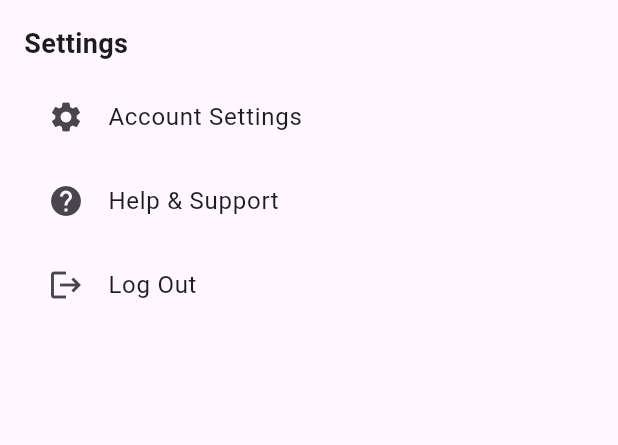
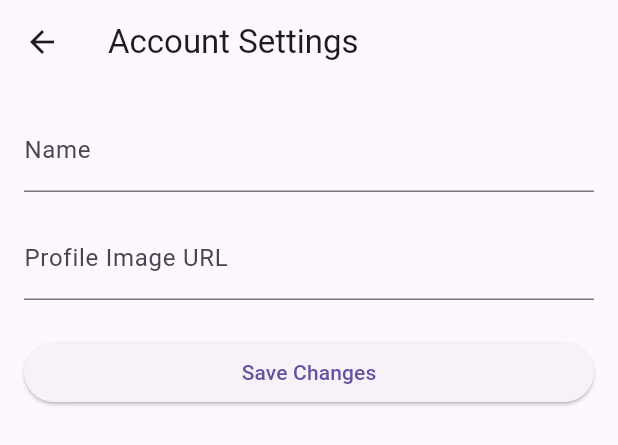
Before and after one commit to SumithShetty1/goalkeeper, a Flutter app: the SettingsSection widget shown alone on an empty page, opened directly, after a tap on "Account Settings", on a phone screen of 412 x 824 dp. Shown: the top 445 px of the screen. Run offline on Flutter 3.47's test engine with Material 3 defaults, Android fonts, the light colour scheme and no system bars; our stand-ins replace cloud_firestore, firebase_auth, firebase_core; accounts and stored records are empty; generated files the repository leaves out were written again; network calls fail.

Commit message:
feat: add Account Settings screen to update user name and profile image

```diff
--- /dev/null
+++ b/lib/screens/account_settings_screen.dart
@@ -0,0 +1,109 @@
+import 'package:flutter/material.dart';
+import 'package:firebase_auth/firebase_auth.dart';
+import 'package:cloud_firestore/cloud_firestore.dart';
+
+class AccountSettingsScreen extends StatefulWidget {
+  const AccountSettingsScreen({super.key});
+
+  @override
+  State<AccountSettingsScreen> createState() => _AccountSettingsScreenState();
+}
+
+class _AccountSettingsScreenState extends State<AccountSettingsScreen> {
+  final _formKey = GlobalKey<FormState>();
+  final _nameController = TextEditingController();
+  final _profileImageController = TextEditingController();
+
+  bool _isLoading = false;
+
+  @override
+  void initState() {
+    super.initState();
+    _loadUserData();
+  }
+
+  Future<void> _loadUserData() async {
+    final email = FirebaseAuth.instance.currentUser?.email;
+    if (email == null) return;
+
+    final doc = await FirebaseFirestore.instance.collection('users').doc(email).get();
+    if (!doc.exists) return;
+
+    final data = doc.data()!;
+    _nameController.text = data['name'] ?? '';
+    _profileImageController.text = data['profileImage'] ?? '';
+  }
+
+  Future<void> _updateUserData() async {
+    if (!_formKey.currentState!.validate()) return;
+
+    setState(() => _isLoading = true);
+    final email = FirebaseAuth.instance.currentUser?.email;
+
+    try {
+      await FirebaseFirestore.instance.collection('users').doc(email).update({
+        'name': _nameController.text.trim(),
+        'profileImage': _profileImageController.text.trim(),
+      });
+
+      if (!mounted) return;
+      ScaffoldMessenger.of(context).showSnackBar(
+        const SnackBar(content: Text('Profile updated')),
+      );
+
+      Navigator.pop(context); // Go back to ProfileScreen
+    } catch (e) {
+      ScaffoldMessenger.of(context).showSnackBar(
+        SnackBar(content: Text('Error updating profile: $e')),
+      );
+    } finally {
+      if (mounted) setState(() => _isLoading = false);
+    }
+  }
+
+  @override
+  void dispose() {
+    _nameController.dispose();
+    _profileImageController.dispose();
+    super.dispose();
+  }
+
+  @override
+  Widget build(BuildContext context) {
+    return Scaffold(
+      appBar: AppBar(title: const Text('Account Settings')),
+      body: Padding(
+        padding: const EdgeInsets.all(16.0),
+        child: _isLoading
+            ? const Center(child: CircularProgressIndicator())
+            : Form(
+                key: _formKey,
+                child: ListView(
+                  children: [
+                    TextFormField(
+                      controller: _nameController,
+                      decoration: const InputDecoration(labelText: 'Name'),
+                      validator: (value) =>
+                          value == null || value.isEmpty ? 'Enter a name' : null,
+                    ),
+                    const SizedBox(height: 16),
+                    TextFormField(
+                      controller: _profileImageController,
+                      decoration: const InputDecoration(
+                        labelText: 'Profile Image URL',
+                      ),
+                      validator: (value) =>
+                          value == null || value.isEmpty ? 'Enter image URL' : null,
+                    ),
+                    const SizedBox(height: 24),
+                    ElevatedButton(
+                      onPressed: _updateUserData,
+                      child: const Text('Save Changes'),
+                    ),
+                  ],
+                ),
+              ),
+      ),
+    );
+  }
+}
--- a/lib/screens/all_friends_screen.dart
+++ b/lib/screens/all_friends_screen.dart
@@ -48,7 +48,7 @@ class _AllFriendsScreenState extends State<AllFriendsScreen> {
 
     final friends = friendDocs
         .where((doc) => doc.exists)
-        .map((doc) => {'email': doc.id, ...doc.data()! as Map<String, dynamic>})
+        .map((doc) => {'email': doc.id, ...doc.data()!})
         .toList();
 
     setState(() {
@@ -133,7 +133,9 @@ class _AllFriendsScreenState extends State<AllFriendsScreen> {
                   trailing: isOwnProfile
                       ? IconButton(
                           icon: Icon(
+                            // ignore: dead_code
                             isFriend ? Icons.person_remove : Icons.person_add,
+                            // ignore: dead_code
                             color: isFriend ? Colors.red : Colors.green,
                           ),
                           onPressed: () => _toggleFriend(email, isFriend),
--- a/lib/screens/friend_profile_screen.dart
+++ b/lib/screens/friend_profile_screen.dart
@@ -3,7 +3,6 @@ import 'package:firebase_auth/firebase_auth.dart';
 import 'package:flutter/material.dart';
 import 'package:goalkeeper/models/goal.dart';
 import 'package:goalkeeper/screens/all_friends_screen.dart';
-import 'package:goalkeeper/screens/profile_screen.dart';
 import 'package:goalkeeper/widgets/goal_card.dart';
 
 class FriendProfileScreen extends StatefulWidget {
--- a/lib/screens/profile_screen.dart
+++ b/lib/screens/profile_screen.dart
@@ -1,4 +1,5 @@
 import 'package:flutter/material.dart';
+import 'package:goalkeeper/screens/account_settings_screen.dart';
 import 'package:goalkeeper/screens/all_friends_screen.dart';
 import 'package:goalkeeper/screens/login_screen.dart';
 import 'package:firebase_auth/firebase_auth.dart';
@@ -103,10 +104,7 @@ class UserProfileHeader extends StatelessWidget {
             style: const TextStyle(fontSize: 24, fontWeight: FontWeight.bold),
           ),
           const SizedBox(height: 4),
-          Text(
-            email,
-            style: const TextStyle(color: Colors.grey),
-          ),
+          Text(email, style: const TextStyle(color: Colors.grey)),
           const SizedBox(height: 8),
           Text(
             'Member since ${years > 0 ? '$years year${years > 1 ? 's' : ''}' : 'this year'}',
@@ -170,7 +168,7 @@ class _FriendsSectionState extends State<FriendsSection> {
 
     return friendDocs
         .where((doc) => doc.exists)
-        .map((doc) => doc.data()! as Map<String, dynamic>)
+        .map((doc) => doc.data()!)
         .toList();
   }
 
@@ -380,7 +378,14 @@ class SettingsSection extends StatelessWidget {
           ListTile(
             leading: const Icon(Icons.settings),
             title: const Text('Account Settings'),
-            onTap: () {},
+            onTap: () {
+              Navigator.push(
+                context,
+                MaterialPageRoute(
+                  builder: (_) => const AccountSettingsScreen(),
+                ),
+              );
+            },
           ),
           ListTile(
             leading: const Icon(Icons.help),
```
